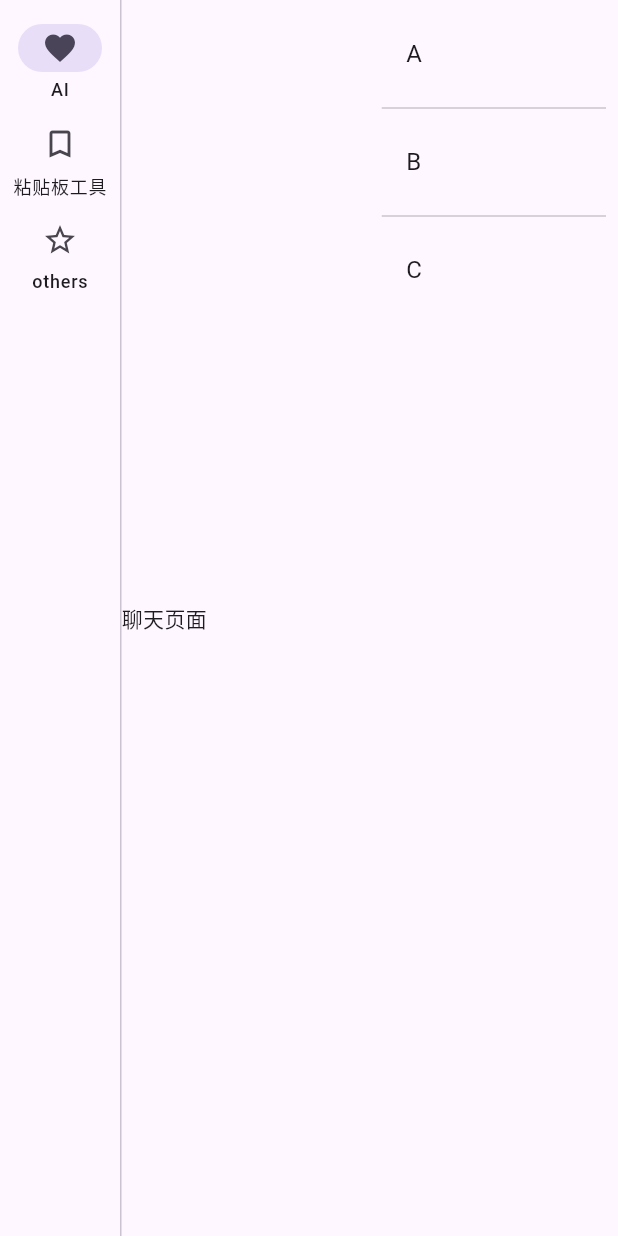
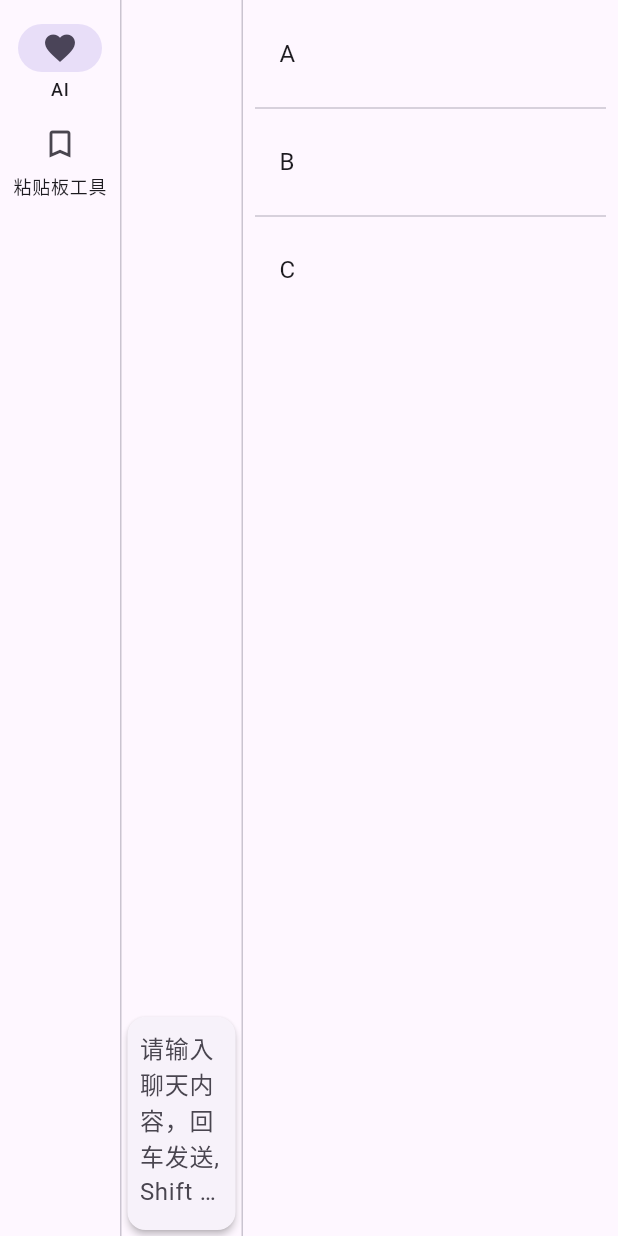
Before and after one commit to lilong7676/mytoolbox, a Flutter app: the screen it shows after launch, after a tap on "ENTER", on a phone screen of 412 x 824 dp. Run offline on Flutter 3.47's test engine with Material 3 defaults, Android fonts, the phone set to English and light mode, and no system bars; our stand-ins replace go_router, shared_preferences; accounts and stored records are empty.

Commit message:
添加简单的聊天页面

```diff
--- a/lib/main.dart
+++ b/lib/main.dart
@@ -30,6 +30,7 @@ class MyApp extends StatelessWidget {
             isLogin ? appModel.login() : appModel.logout();
           }
 
+          // 使用 MultiProvider 包裹整个应用, 用于状态管理
           return MultiProvider(
             providers: [ChangeNotifierProvider(create: (_) => appModel)],
             child: MaterialApp.router(
--- a/lib/models/user.dart
+++ b/lib/models/user.dart
@@ -1,3 +1,5 @@
+import 'dart:math';
+
 class User {
   final String uid;
   final String email;
@@ -8,4 +10,13 @@ class User {
       : uid = json['uid'],
         email = json['email'],
         name = json['name'];
+
+  static User mock() {
+    return User.fromJson({
+      // 随机 uid
+      'uid': Random().nextInt(100000).toString(),
+      'email': 'testEmail@outlook.com',
+      'name': 'lilonglong',
+    });
+  }
 }
--- a/lib/pages/ai/ai.dart
+++ b/lib/pages/ai/ai.dart
@@ -3,7 +3,7 @@
  * @Author: lilonglong
  * @Date: 2023-12-14 23:54:31
  * @Last Modified by: lilonglong
- * @Last Modified time: 2023-12-14 16:26:10
+ * @Last Modified time: 2023-12-15 14:31:39
  */
 import 'package:flutter/material.dart';
 import 'package:mytoolbox/pages/ai/chat.dart';
@@ -21,8 +21,15 @@ class AiState extends State<Ai> {
   Widget build(BuildContext context) {
     return const Row(
       children: [
-        Chat(),
-        ChatSessionHistory(),
+        Expanded(child: Chat()),
+        VerticalDivider(
+          width: 1,
+          thickness: 1,
+        ),
+        SizedBox(
+          width: 250,
+          child: ChatSessionHistory(),
+        )
       ],
     );
   }
--- a/lib/pages/ai/chat.dart
+++ b/lib/pages/ai/chat.dart
@@ -3,9 +3,13 @@
  * @Author: lilonglong
  * @Date: 2023-12-14 23:03:52
  * @Last Modified by: lilonglong
- * @Last Modified time: 2023-12-14 15:14:07
+ * @Last Modified time: 2023-12-15 14:50:21
  */
 import 'package:flutter/material.dart';
+import 'package:mytoolbox/pages/ai/models/chat_model.dart';
+import 'package:provider/provider.dart';
+import './conversation_list.dart';
+import './chat_input.dart';
 
 class Chat extends StatefulWidget {
   const Chat({Key? key}) : super(key: key);
@@ -23,8 +27,21 @@ class ChatState extends State<Chat> {
 
   @override
   Widget build(BuildContext context) {
-    return const Expanded(
-      child: Text("聊天页面"),
+    return MultiProvider(
+        providers: [ChangeNotifierProvider(create: (_) => ChatModel())],
+        builder: (context, child) {
+          return _buildChat(context);
+        });
+  }
+
+  Widget _buildChat(BuildContext context) {
+    return const Column(
+      children: [
+        Expanded(
+          child: ConversationList(),
+        ),
+        ChatInput(),
+      ],
     );
   }
 }
--- /dev/null
+++ b/lib/pages/ai/chat_input.dart
@@ -0,0 +1,57 @@
+import 'package:flutter/material.dart';
+import 'package:flutter/services.dart';
+import 'package:mytoolbox/pages/ai/models/chat_model.dart';
+import 'package:provider/provider.dart';
+
+class ChatInput extends StatefulWidget {
+  const ChatInput({Key? key}) : super(key: key);
+
+  @override
+  ChatInputState createState() => ChatInputState();
+}
+
+class ChatInputState extends State<ChatInput> {
+  late final _focusNode = FocusNode(onKey: handleKeyPress);
+  final TextEditingController _chatEditingController = TextEditingController();
+
+  @override
+  Widget build(BuildContext context) {
+    return SizedBox(
+        height: 150,
+        child: Card(
+            elevation: 2,
+            child: Padding(
+              padding: const EdgeInsets.all(8),
+              child: TextField(
+                maxLines: 5,
+                focusNode: _focusNode,
+                controller: _chatEditingController,
+                decoration: const InputDecoration.collapsed(
+                    hintText: '请输入聊天内容，回车发送, Shift + 回车换行'),
+              ),
+            )));
+  }
+
+  KeyEventResult handleKeyPress(FocusNode focusNode, RawKeyEvent event) {
+    // handles submit on enter
+    if (event.isKeyPressed(LogicalKeyboardKey.enter) && !event.isShiftPressed) {
+      send(_chatEditingController.text);
+      // handled means that the event will not propagate
+      return KeyEventResult.handled;
+    }
+    return KeyEventResult.ignored;
+  }
+
+  void send(String text) {
+    // ignore: avoid_print
+    print(text);
+
+    context.read<ChatModel>().addConversationItem();
+
+    // bring focus back to the input field
+    Future.delayed(Duration.zero, () {
+      _focusNode.requestFocus();
+      _chatEditingController.clear();
+    });
+  }
+}
--- a/lib/pages/ai/chat_session_history.dart
+++ b/lib/pages/ai/chat_session_history.dart
@@ -1,9 +1,9 @@
 /*
- * 会话历史列表
+ * 会话历史列表，点击可应用到聊天页面
  * @Author: lilonglong
  * @Date: 2023-12-14 23:09:11
  * @Last Modified by: lilonglong
- * @Last Modified time: 2023-12-14 16:39:46
+ * @Last Modified time: 2023-12-15 14:16:32
  */
 
 import 'package:flutter/material.dart';
@@ -21,8 +21,7 @@ class ChatSessionHistoryState extends State<ChatSessionHistory> {
 
   @override
   Widget build(BuildContext context) {
-    return Expanded(
-      child: ListView.separated(
+    return ListView.separated(
       padding: const EdgeInsets.all(8),
       itemCount: entries.length,
       itemBuilder: (BuildContext context, int index) {
@@ -34,7 +33,6 @@ class ChatSessionHistoryState extends State<ChatSessionHistory> {
         );
       },
       separatorBuilder: (BuildContext context, int index) => const Divider(),
-      ),
     );
   }
 }
--- /dev/null
+++ b/lib/pages/ai/conversation_list.dart
@@ -0,0 +1,38 @@
+/*
+ * 聊天记录列表
+ * @Author: lilonglong
+ * @Date: 2023-12-15 23:02:59
+ * @Last Modified by: lilonglong
+ * @Last Modified time: 2023-12-15 14:37:46
+ */
+
+import 'package:flutter/material.dart';
+import 'package:provider/provider.dart';
+import 'package:mytoolbox/pages/ai/models/chat_model.dart';
+
+class ConversationList extends StatefulWidget {
+  const ConversationList({Key? key}) : super(key: key);
+
+  @override
+  ConversationListState createState() => ConversationListState();
+}
+
+class ConversationListState extends State<ConversationList> {
+  @override
+  Widget build(BuildContext context) {
+    return Consumer<ChatModel>(builder: (context, model, child) {
+      var conversationList = model.conversationList;
+      return ListView.separated(
+        padding: const EdgeInsets.all(8),
+        itemCount: conversationList.length,
+        itemBuilder: (BuildContext context, int index) {
+          return ListTile(
+            title: Text(conversationList[index].content),
+            onTap: () {},
+          );
+        },
+        separatorBuilder: (BuildContext context, int index) => const Divider(),
+      );
+    });
+  }
+}
--- /dev/null
+++ b/lib/pages/ai/models/chat_model.dart
@@ -0,0 +1,11 @@
+import 'package:flutter/foundation.dart';
+import './conversation_item.dart';
+
+class ChatModel extends ChangeNotifier {
+  final List<ConversationItem> conversationList = [];
+
+  void addConversationItem() {
+    conversationList.add(ConversationItem.mock());
+    notifyListeners();
+  }
+}
--- /dev/null
+++ b/lib/pages/ai/models/conversation_item.dart
@@ -0,0 +1,41 @@
+/*
+ * 聊天记录item
+ * @Author: lilonglong
+ * @Date: 2023-12-15 23:39:53
+ * @Last Modified by: lilonglong
+ * @Last Modified time: 2023-12-15 10:58:45
+ */
+
+import 'package:mytoolbox/models/user.dart';
+
+/// 聊天记录类型
+enum ConversationItemType { text }
+
+/// 聊天记录方向
+enum ConversationItemDirection { send, receive }
+
+/// 聊天记录项
+class ConversationItem {
+  final type = ConversationItemType.text;
+  final ConversationItemDirection direction;
+  final User fromUser;
+  final String content;
+  final DateTime serverTime;
+  final DateTime receiveTime;
+
+  ConversationItem(
+      {required this.direction,
+      required this.fromUser,
+      required this.content,
+      required this.serverTime,
+      required this.receiveTime});
+
+  static ConversationItem mock() {
+    return ConversationItem(
+        direction: ConversationItemDirection.send,
+        fromUser: User.mock(),
+        content: 'hello',
+        serverTime: DateTime.now(),
+        receiveTime: DateTime.now());
+  }
+}
--- a/lib/pages/home_page.dart
+++ b/lib/pages/home_page.dart
@@ -76,11 +76,6 @@ class _HomePageState extends State<HomePage> {
                 selectedIcon: Icon(Icons.book),
                 label: Text('粘贴板工具'),
               ),
-              NavigationRailDestination(
-                icon: Icon(Icons.star_border),
-                selectedIcon: Icon(Icons.star),
-                label: Text('others'),
-              ),
             ],
           ),
           const VerticalDivider(thickness: 1, width: 1),
```
Lines whose indentation alone changed are shown as unchanged.
